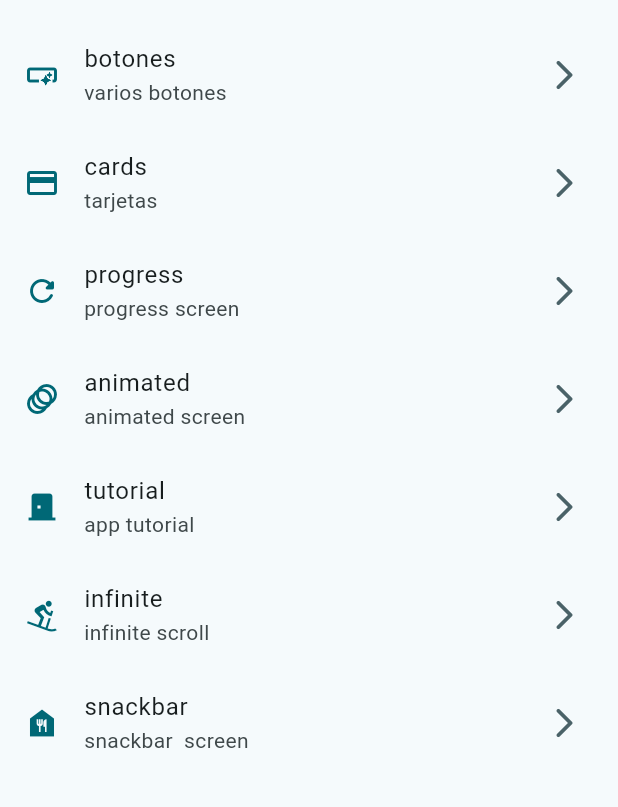
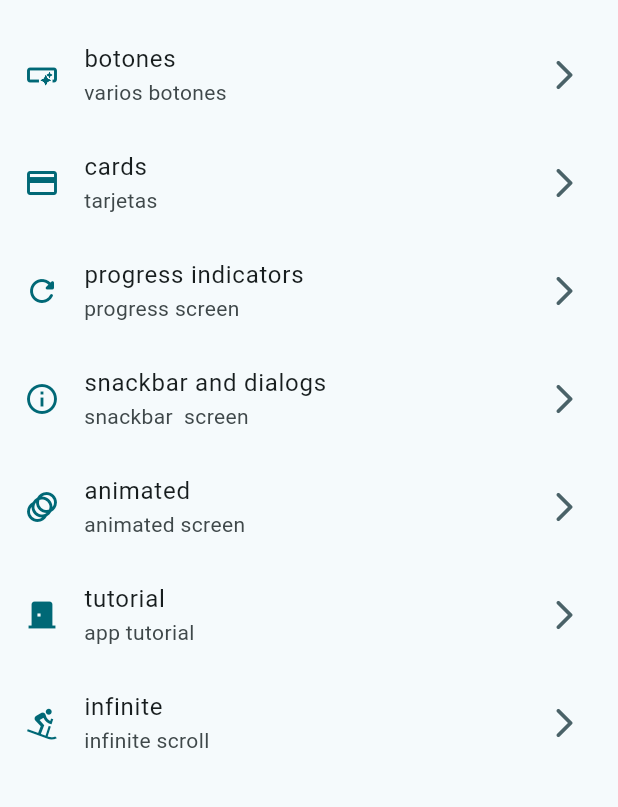
Before and after one commit to dxASURxd/widgets_app, a Flutter app: the screen it shows after launch, on a phone screen of 412 x 824 dp, the part 63-870 px from its top. Run offline on Flutter 3.47's test engine with Material 3 defaults, Android fonts, the phone set to English and light mode, and no system bars; our stand-ins replace go_router.

Commit message:
summari request snackbars

```diff
--- a/lib/config/menu/menu_items.dart
+++ b/lib/config/menu/menu_items.dart
@@ -27,10 +27,16 @@ const appMenuItems = <MenuItems>[
     icon: Icons.credit_card,
   ),
   MenuItems(
-    title: 'progress',
+    title: 'progress indicators',
     subTitle: 'progress screen',
     link: '/progress',
     icon: Icons.refresh_rounded,
+  ),
+  MenuItems(
+    title: 'snackbar and dialogs',
+    subTitle: 'snackbar  screen',
+    link: '/snackbar',
+    icon: Icons.info_outline,
   ),
   MenuItems(
     title: 'animated',
@@ -50,10 +56,4 @@ const appMenuItems = <MenuItems>[
     link: '/scroll',
     icon: Icons.downhill_skiing_sharp,
   ),
-  MenuItems(
-    title: 'snackbar',
-    subTitle: 'snackbar  screen',
-    link: '/snackbar',
-    icon: Icons.food_bank_sharp,
-  ),
 ];
--- a/lib/main.dart
+++ b/lib/main.dart
@@ -12,6 +12,7 @@ class MainApp extends StatelessWidget {
   @override
   Widget build(BuildContext context) {
     return MaterialApp.router(
+      title: "Buttons",
       routerConfig: appRouter,
       debugShowCheckedModeBanner: false,
       theme: AppTheme(selectedColor: 2).getTheme(),
```
Also changed, not shown: lib/presentation/screens/snackbar/snackbar_screen.dart (+44 -1 lines).
